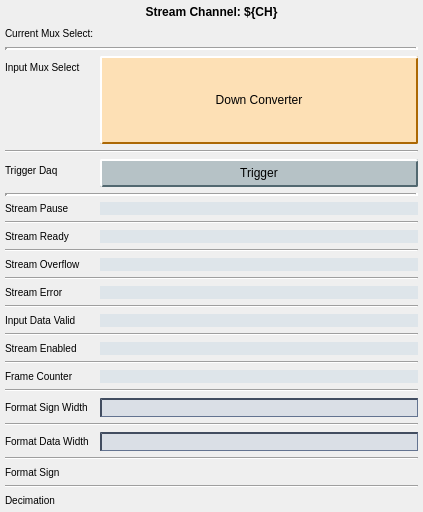
Old version of the form individuals/down_converter_ch_stream.ui in the repository cristinasewell/ATCA_PyDM_Screens.
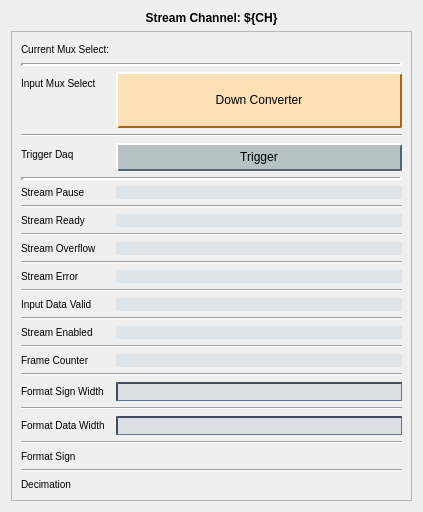
New version of the form. Custom widgets are drawn as their Qt base class.

Commit message: WIP - trying layout number 3

```diff
--- a/individuals/down_converter_ch_stream.ui
+++ b/individuals/down_converter_ch_stream.ui
@@ -61,18 +61,6 @@
 }</string>
   </property>
   <layout class="QVBoxLayout" name="verticalLayout" stretch="0,1">
-   <property name="leftMargin">
-    <number>5</number>
-   </property>
-   <property name="topMargin">
-    <number>5</number>
-   </property>
-   <property name="rightMargin">
-    <number>5</number>
-   </property>
-   <property name="bottomMargin">
-    <number>5</number>
-   </property>
    <item>
     <widget class="QLabel" name="label">
      <property name="sizePolicy">
@@ -96,6 +84,21 @@
     </widget>
    </item>
    <item>
+    <widget class="QScrollArea" name="scrollArea">
+     <property name="widgetResizable">
+      <bool>true</bool>
+     </property>
+     <widget class="QWidget" name="scrollAreaWidgetContents">
+      <property name="geometry">
+       <rect>
+        <x>0</x>
+        <y>0</y>
+        <width>397</width>
+        <height>479</height>
+       </rect>
+      </property>
+      <layout class="QVBoxLayout" name="verticalLayout_2">
+       <item>
     <layout class="QFormLayout" name="formLayout">
      <property name="formAlignment">
       <set>Qt::AlignLeading|Qt::AlignLeft|Qt::AlignVCenter</set>
@@ -817,6 +820,10 @@
       </widget>
      </item>
     </layout>
+       </item>
+      </layout>
+     </widget>
+    </widget>
    </item>
   </layout>
  </widget>
```
Lines whose indentation alone changed are shown as unchanged. The commit also changes 4 other files.
